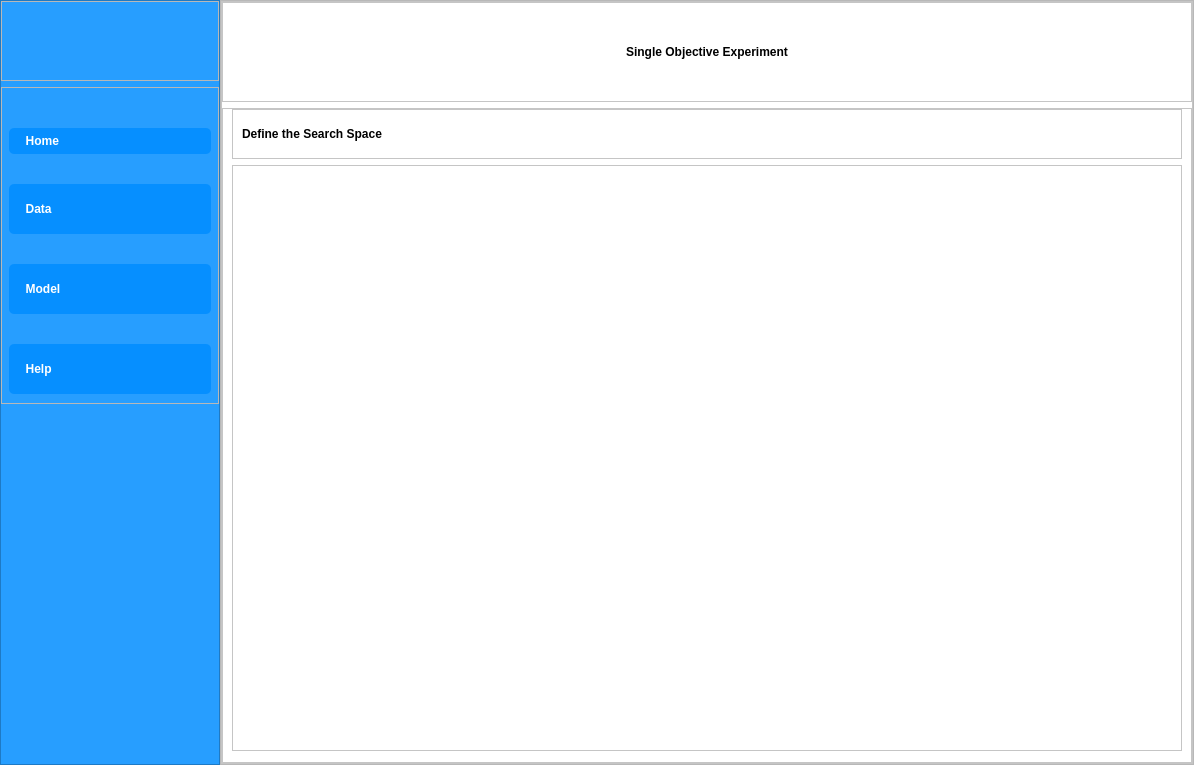
The window that main.ui (ali7haider/Active-Learning-Platform_PyQT5_Desktop_App) describes before a commit, drawn with Qt 5.
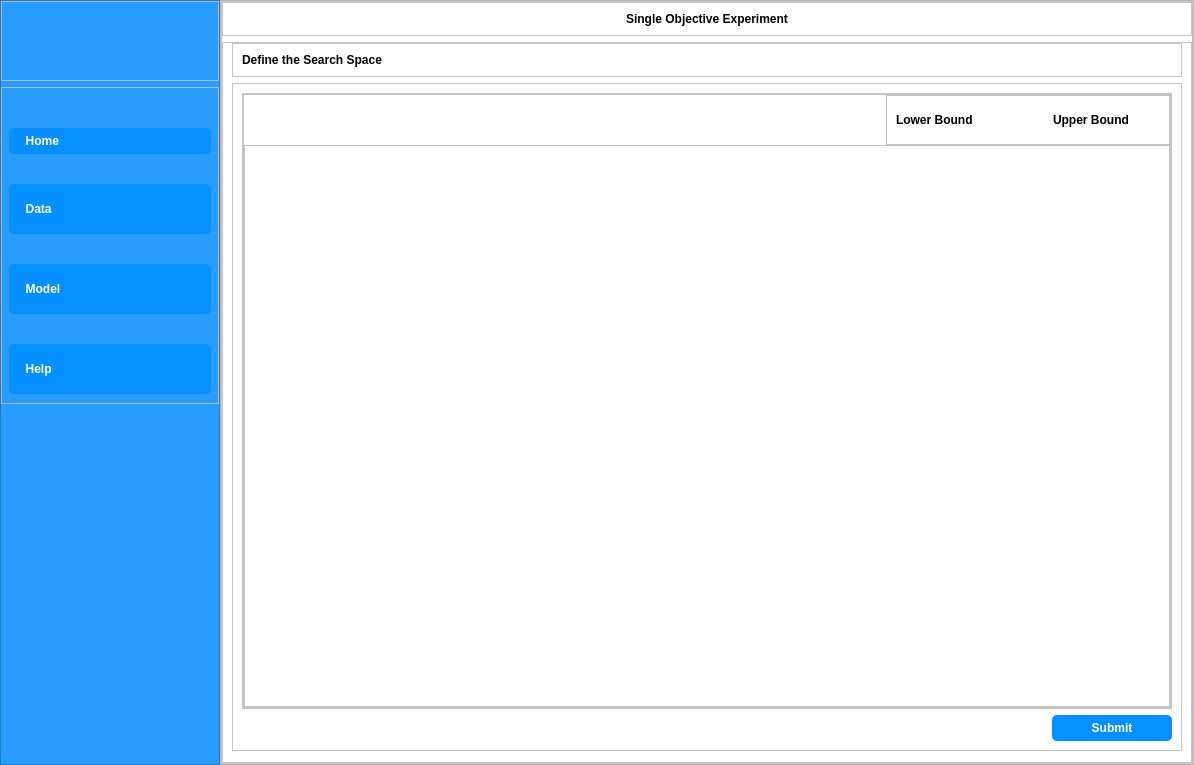
The same window after the commit. The open tabs and pages were chosen to show the change. Icons and pictures are not drawn.

Commit message: Implement Logic of showing all columns of file to define Search Space

Diff of the .ui file:
```diff
--- a/main.ui
+++ b/main.ui
@@ -52,6 +52,8 @@
     border-radius: 8px;
     gridline-color: #555;
     color: black;
+    text-align: center;
+
 	font: 11pt &quot;Calibri&quot;;
 }
 QTableWidget::item {
@@ -60,6 +62,8 @@
     padding-right: 5px;
     gridline-color: #555;
     border-bottom: 1px solid #555;
+    text-align: center;
+
 }
 QTableWidget::item:selected {
     background-color: #00ABE8;
@@ -1889,6 +1893,145 @@
                       <property name="frameShadow">
                        <enum>QFrame::Raised</enum>
                       </property>
+                      <layout class="QVBoxLayout" name="verticalLayout_30">
+                       <item>
+                        <widget class="QScrollArea" name="scrollArea">
+                         <property name="widgetResizable">
+                          <bool>true</bool>
+                         </property>
+                         <widget class="QWidget" name="scrollAreaWidgetContents">
+                          <property name="geometry">
+                           <rect>
+                            <x>0</x>
+                            <y>0</y>
+                            <width>920</width>
+                            <height>563</height>
+                           </rect>
+                          </property>
+                          <layout class="QVBoxLayout" name="verticalLayout_32">
+                           <property name="spacing">
+                            <number>0</number>
+                           </property>
+                           <property name="leftMargin">
+                            <number>0</number>
+                           </property>
+                           <property name="topMargin">
+                            <number>0</number>
+                           </property>
+                           <property name="rightMargin">
+                            <number>0</number>
+                           </property>
+                           <property name="bottomMargin">
+                            <number>0</number>
+                           </property>
+                           <item>
+                            <widget class="QFrame" name="mainFrame">
+                             <property name="frameShape">
+                              <enum>QFrame::StyledPanel</enum>
+                             </property>
+                             <property name="frameShadow">
+                              <enum>QFrame::Raised</enum>
+                             </property>
+                             <layout class="QVBoxLayout" name="verticalLayout_31">
+                              <property name="spacing">
+                               <number>0</number>
+                              </property>
+                              <property name="leftMargin">
+                               <number>0</number>
+                              </property>
+                              <property name="topMargin">
+                               <number>0</number>
+                              </property>
+                              <property name="rightMargin">
+                               <number>0</number>
+                              </property>
+                              <property name="bottomMargin">
+                               <number>0</number>
+                              </property>
+                              <item alignment="Qt::AlignRight">
+                               <widget class="QFrame" name="frame_34">
+                                <property name="maximumSize">
+                                 <size>
+                                  <width>16777215</width>
+                                  <height>50</height>
+                                 </size>
+                                </property>
+                                <property name="styleSheet">
+                                 <string notr="true">font: 14pt &quot;Calibri&quot;;</string>
+                                </property>
+                                <property name="frameShape">
+                                 <enum>QFrame::StyledPanel</enum>
+                                </property>
+                                <property name="frameShadow">
+                                 <enum>QFrame::Raised</enum>
+                                </property>
+                                <layout class="QHBoxLayout" name="horizontalLayout_9">
+                                 <property name="spacing">
+                                  <number>80</number>
+                                 </property>
+                                 <property name="rightMargin">
+                                  <number>40</number>
+                                 </property>
+                                 <item>
+                                  <widget class="QLabel" name="label_18">
+                                   <property name="text">
+                                    <string>Lower Bound</string>
+                                   </property>
+                                  </widget>
+                                 </item>
+                                 <item>
+                                  <widget class="QLabel" name="label_19">
+                                   <property name="text">
+                                    <string>Upper Bound</string>
+                                   </property>
+                                  </widget>
+                                 </item>
+                                </layout>
+                               </widget>
+                              </item>
+                              <item>
+                               <widget class="QFrame" name="frameSearchSpace">
+                                <property name="frameShape">
+                                 <enum>QFrame::StyledPanel</enum>
+                                </property>
+                                <property name="frameShadow">
+                                 <enum>QFrame::Raised</enum>
+                                </property>
+                                <layout class="QVBoxLayout" name="verticalLayout_33"/>
+                               </widget>
+                              </item>
+                             </layout>
+                            </widget>
+                           </item>
+                          </layout>
+                         </widget>
+                        </widget>
+                       </item>
+                       <item alignment="Qt::AlignRight">
+                        <widget class="QPushButton" name="btnSubmitSingleObj">
+                         <property name="minimumSize">
+                          <size>
+                           <width>120</width>
+                           <height>0</height>
+                          </size>
+                         </property>
+                         <property name="styleSheet">
+                          <string notr="true">QPushButton {
+    color: white;                      /* Text color */
+    padding: 6px 12px;                 /* Padding inside button */
+    font-weight: bold;                 /* Bold text */
+	background-color:#068fff;
+	font:  12pt &quot;Calibri&quot;;
+	border-radius:5px;
+
+}</string>
+                         </property>
+                         <property name="text">
+                          <string>Submit</string>
+                         </property>
+                        </widget>
+                       </item>
+                      </layout>
                      </widget>
                     </item>
                    </layout>
```
Left out of the diff: 14 changed lines with no effect on the pictures. The commit also changes 1 other file.
